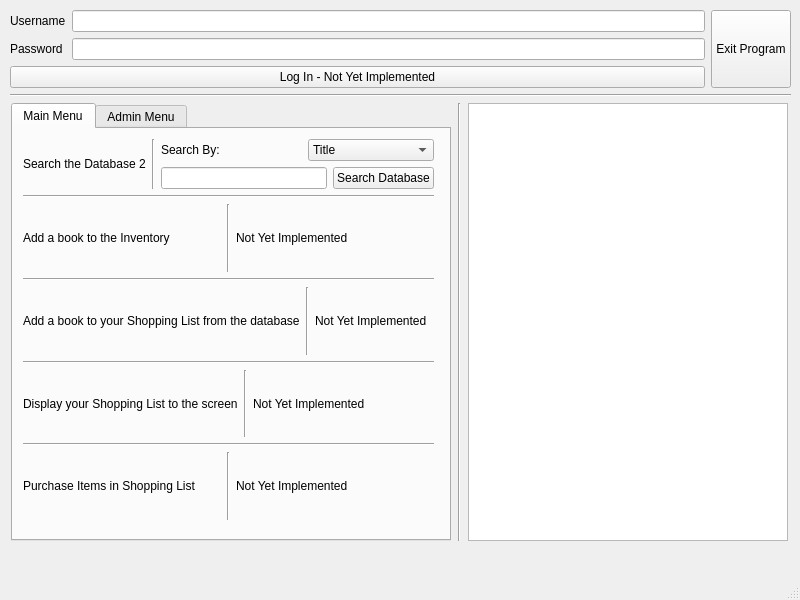
First picture: the form in BSI/mainwindow.ui, repository Awsomeman328/CPP2Group4Assignment2BookstoreInventory, before the edit.
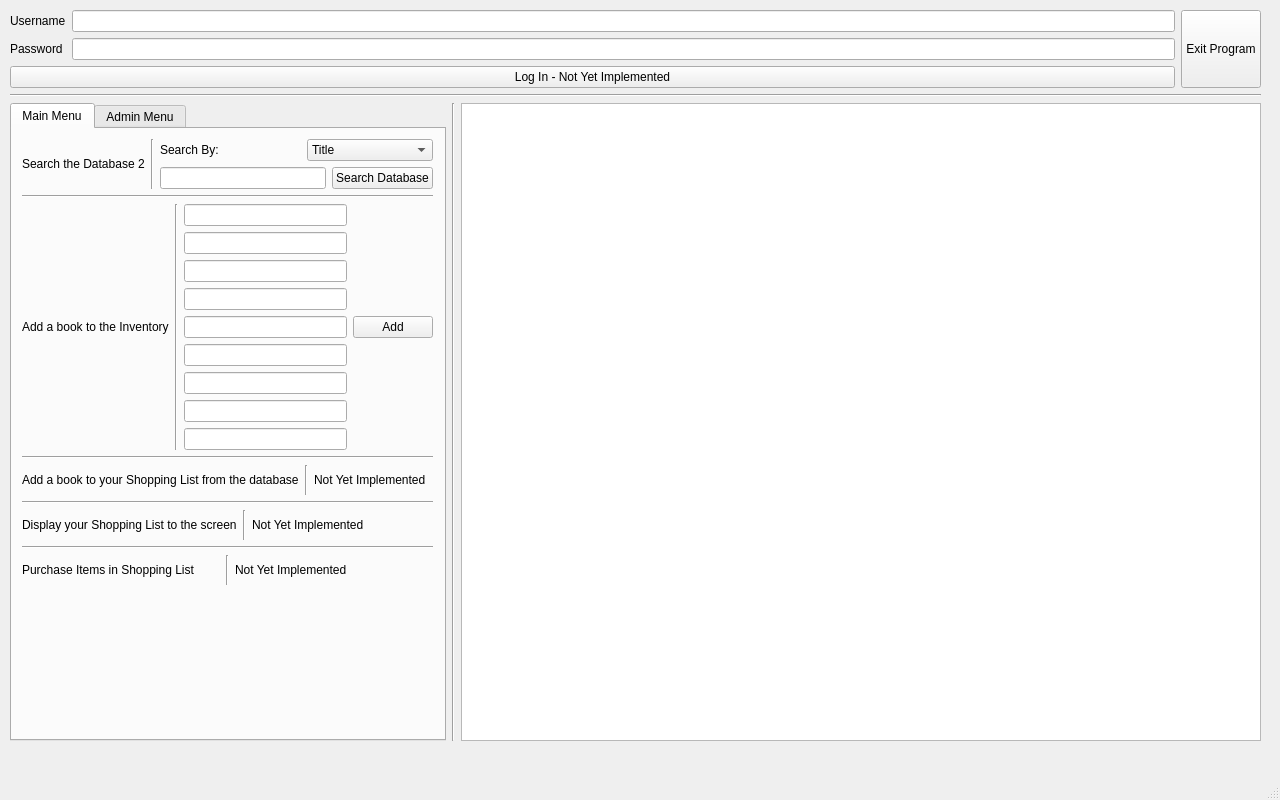
Second picture: the form after the edit. The open tabs and pages were chosen to show the change.

Diff of the .ui file:
```diff
--- a/BSI/mainwindow.ui
+++ b/BSI/mainwindow.ui
@@ -6,14 +6,14 @@
    <rect>
     <x>0</x>
     <y>0</y>
-    <width>800</width>
-    <height>600</height>
+    <width>1280</width>
+    <height>800</height>
    </rect>
   </property>
   <property name="minimumSize">
    <size>
-    <width>800</width>
-    <height>600</height>
+    <width>1280</width>
+    <height>800</height>
    </size>
   </property>
   <property name="windowTitle">
@@ -28,8 +28,8 @@
      <rect>
       <x>0</x>
       <y>0</y>
-      <width>801</width>
-      <height>551</height>
+      <width>1271</width>
+      <height>751</height>
      </rect>
     </property>
     <layout class="QVBoxLayout" name="verticalLayout_2">
@@ -157,7 +157,7 @@
              <x>10</x>
              <y>10</y>
              <width>411</width>
-             <height>381</height>
+             <height>446</height>
             </rect>
            </property>
            <layout class="QVBoxLayout" name="verticalLayout_12">
@@ -292,9 +292,40 @@
                </widget>
               </item>
               <item>
-               <widget class="QLabel" name="label_27">
+               <layout class="QVBoxLayout" name="verticalLayout">
+                <item>
+                 <widget class="QLineEdit" name="lineEditISBN"/>
+                </item>
+                <item>
+                 <widget class="QLineEdit" name="lineEditTITLE"/>
+                </item>
+                <item>
+                 <widget class="QLineEdit" name="lineEditAUTHOR"/>
+                </item>
+                <item>
+                 <widget class="QLineEdit" name="lineEditYEAR"/>
+                </item>
+                <item>
+                 <widget class="QLineEdit" name="lineEditPUBLISHER"/>
+                </item>
+                <item>
+                 <widget class="QLineEdit" name="lineEditDESC"/>
+                </item>
+                <item>
+                 <widget class="QLineEdit" name="lineEditGENRE"/>
+                </item>
+                <item>
+                 <widget class="QLineEdit" name="lineEditMSRP"/>
+                </item>
+                <item>
+                 <widget class="QLineEdit" name="lineEditQUANTITY"/>
+                </item>
+               </layout>
+              </item>
+              <item>
+               <widget class="QPushButton" name="pushButton">
                 <property name="text">
-                 <string>Not Yet Implemented</string>
+                 <string>Add</string>
                 </property>
                </widget>
               </item>
@@ -626,7 +657,7 @@
          </property>
          <property name="minimumSize">
           <size>
-           <width>320</width>
+           <width>800</width>
            <height>0</height>
           </size>
          </property>
```
Left out of the diff: 6 changed lines with no effect on the pictures.
